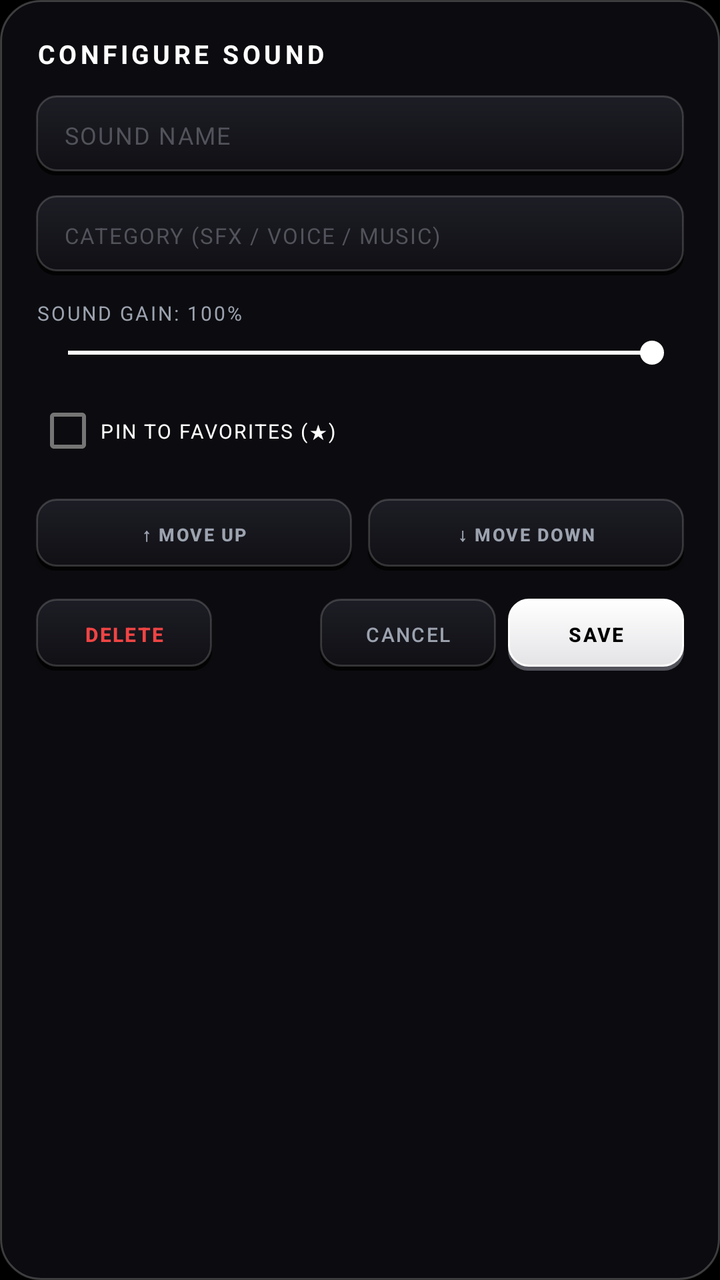
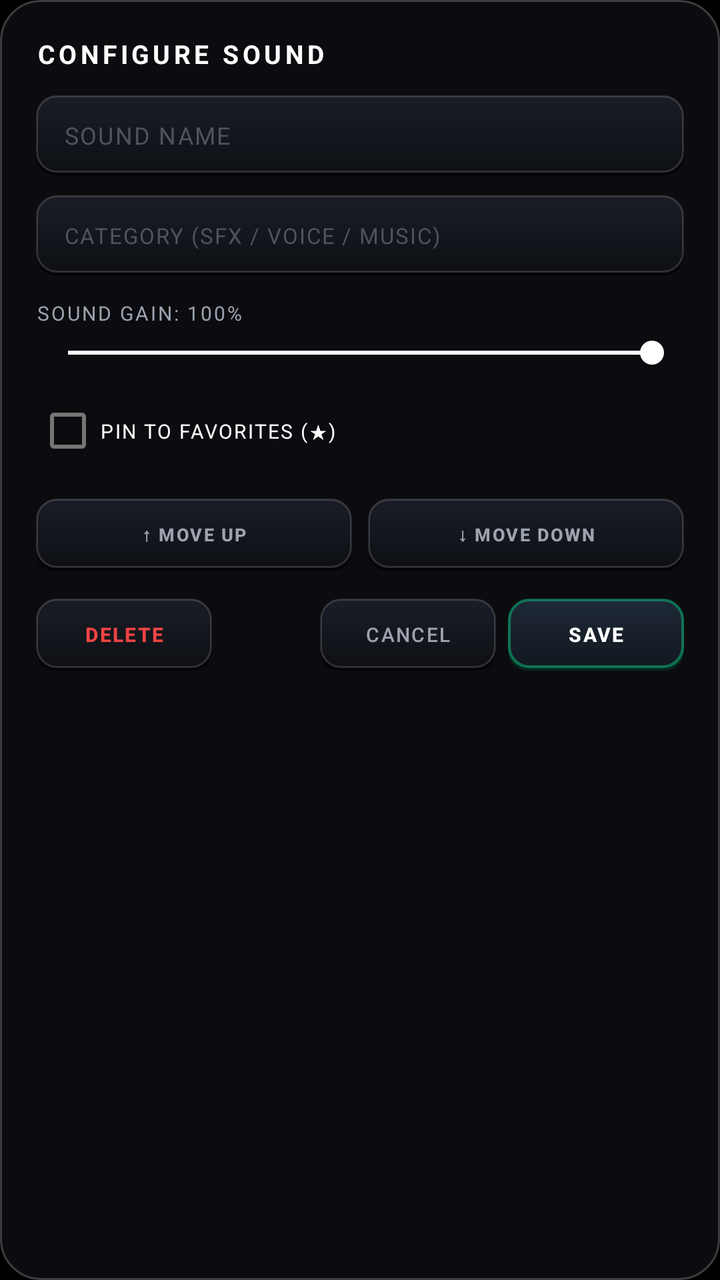

Before-and-after screenshots of an Android layout around one commit, followed by the original layout XML and the change that was made.
<!-- AndroidManifest.xml: application theme Theme.AuraSoundboard -->
<!-- res/layout/dialog_sound_edit.xml -->
<?xml version="1.0" encoding="utf-8"?>
<LinearLayout xmlns:android="http://schemas.android.com/apk/res/android"
    android:layout_width="match_parent"
    android:layout_height="wrap_content"
    android:background="@drawable/bg_glass_dialog"
    android:orientation="vertical"
    android:padding="18dp">

    <TextView
        android:layout_width="wrap_content"
        android:layout_height="wrap_content"
        android:letterSpacing="0.14"
        android:text="CONFIGURE SOUND"
        android:textAllCaps="true"
        android:textColor="@color/text_primary"
        android:textSize="13sp"
        android:textStyle="bold" />

    <EditText
        android:id="@+id/etEditSoundName"
        android:layout_width="match_parent"
        android:layout_height="40dp"
        android:layout_marginTop="12dp"
        android:background="@drawable/bg_3d_button"
        android:hint="SOUND NAME"
        android:inputType="textCapWords"
        android:letterSpacing="0.06"
        android:paddingHorizontal="14dp"
        android:singleLine="true"
        android:textColor="@color/text_primary"
        android:textColorHint="@color/text_muted"
        android:textSize="12sp" />

    <EditText
        android:id="@+id/etEditSoundCategory"
        android:layout_width="match_parent"
        android:layout_height="40dp"
        android:layout_marginTop="10dp"
        android:background="@drawable/bg_3d_button"
        android:hint="CATEGORY (SFX / VOICE / MUSIC)"
        android:inputType="textCapWords"
        android:letterSpacing="0.06"
        android:paddingHorizontal="14dp"
        android:singleLine="true"
        android:textColor="@color/text_primary"
        android:textColorHint="@color/text_muted"
        android:textSize="11sp" />

    <TextView
        android:id="@+id/tvEditVolumeValue"
        android:layout_width="wrap_content"
        android:layout_height="wrap_content"
        android:layout_marginTop="12dp"
        android:letterSpacing="0.1"
        android:text="SOUND GAIN: 100%"
        android:textAllCaps="true"
        android:textColor="@color/text_secondary"
        android:textSize="10sp" />

    <SeekBar
        android:id="@+id/seekEditVolume"
        android:layout_width="match_parent"
        android:layout_height="wrap_content"
        android:layout_marginTop="4dp"
        android:max="100"
        android:progress="100"
        android:progressTint="#FFFFFF"
        android:thumbTint="#FFFFFF" />

    <CheckBox
        android:id="@+id/cbEditFavorite"
        android:layout_width="match_parent"
        android:layout_height="wrap_content"
        android:layout_marginTop="6dp"
        android:letterSpacing="0.08"
        android:text="PIN TO FAVORITES (★)"
        android:textAllCaps="true"
        android:textColor="@color/text_primary"
        android:textSize="10sp" />

    <LinearLayout
        android:layout_width="match_parent"
        android:layout_height="wrap_content"
        android:layout_marginTop="10dp"
        android:orientation="horizontal">

        <androidx.appcompat.widget.AppCompatButton
            android:id="@+id/btnMoveUp"
            android:layout_width="0dp"
            android:layout_height="36dp"
            android:layout_marginEnd="4dp"
            android:layout_weight="1"
            android:background="@drawable/bg_3d_button"
            android:letterSpacing="0.08"
            android:text="↑ MOVE UP"
            android:textAllCaps="true"
            android:textColor="@color/text_secondary"
            android:textSize="9sp"
            android:textStyle="bold" />

        <androidx.appcompat.widget.AppCompatButton
            android:id="@+id/btnMoveDown"
            android:layout_width="0dp"
            android:layout_height="36dp"
            android:layout_marginStart="4dp"
            android:layout_weight="1"
            android:background="@drawable/bg_3d_button"
            android:letterSpacing="0.08"
            android:text="↓ MOVE DOWN"
            android:textAllCaps="true"
            android:textColor="@color/text_secondary"
            android:textSize="9sp"
            android:textStyle="bold" />
    </LinearLayout>

    <LinearLayout
        android:layout_width="match_parent"
        android:layout_height="wrap_content"
        android:layout_marginTop="14dp"
        android:gravity="center_vertical"
        android:orientation="horizontal">

        <androidx.appcompat.widget.AppCompatButton
            android:id="@+id/btnDeleteSound"
            android:layout_width="wrap_content"
            android:layout_height="36dp"
            android:background="@drawable/bg_3d_button"
            android:letterSpacing="0.08"
            android:paddingHorizontal="12dp"
            android:text="DELETE"
            android:textAllCaps="true"
            android:textColor="@color/accent_danger"
            android:textSize="10sp"
            android:textStyle="bold" />

        <View
            android:layout_width="0dp"
            android:layout_height="1dp"
            android:layout_weight="1" />

        <androidx.appcompat.widget.AppCompatButton
            android:id="@+id/btnCancelEdit"
            android:layout_width="wrap_content"
            android:layout_height="36dp"
            android:background="@drawable/bg_3d_button"
            android:letterSpacing="0.08"
            android:paddingHorizontal="12dp"
            android:text="CANCEL"
            android:textAllCaps="true"
            android:textColor="@color/text_secondary"
            android:textSize="10sp" />

        <androidx.appcompat.widget.AppCompatButton
            android:id="@+id/btnSaveEdit"
            android:layout_width="wrap_content"
            android:layout_height="36dp"
            android:layout_marginStart="6dp"
            android:background="@drawable/bg_3d_button_active"
            android:letterSpacing="0.08"
            android:paddingHorizontal="14dp"
            android:text="SAVE"
            android:textAllCaps="true"
            android:textColor="#000000"
            android:textSize="10sp"
            android:textStyle="bold" />
    </LinearLayout>
</LinearLayout>
<!-- resources referenced by this layout -->
<resources>
  <color name="accent_danger">#EF4444</color>
  <color name="text_muted">#52525B</color>
  <color name="text_primary">#FFFFFF</color>
  <color name="text_secondary">#9CA3AF</color>
  <!-- drawable bg_3d_button (drawable) -->
  <?xml version="1.0" encoding="utf-8"?>
  <layer-list xmlns:android="http://schemas.android.com/apk/res/android">
      <item android:top="2dp">
          <shape android:shape="rectangle">
              <solid android:color="#030304" />
              <corners android:radius="10dp" />
          </shape>
      </item>
      <item android:bottom="2dp">
          <shape android:shape="rectangle">
              <gradient
                  android:angle="270"
                  android:endColor="#101015"
                  android:startColor="#1D1D25" />
              <corners android:radius="10dp" />
              <stroke
                  android:width="1dp"
                  android:color="#2CFFFFFF" />
          </shape>
      </item>
  </layer-list>
  <!-- drawable bg_3d_button_active (drawable) -->
  <?xml version="1.0" encoding="utf-8"?>
  <layer-list xmlns:android="http://schemas.android.com/apk/res/android">
      <item android:top="2dp">
          <shape android:shape="rectangle">
              <solid android:color="#52525B" />
              <corners android:radius="10dp" />
          </shape>
      </item>
      <item android:bottom="2dp">
          <shape android:shape="rectangle">
              <gradient
                  android:angle="270"
                  android:endColor="#E4E4E7"
                  android:startColor="#FFFFFF" />
              <corners android:radius="10dp" />
              <stroke
                  android:width="1dp"
                  android:color="#FFFFFFFF" />
          </shape>
      </item>
  </layer-list>
  <!-- drawable bg_glass_dialog (drawable) -->
  <?xml version="1.0" encoding="utf-8"?>
  <shape xmlns:android="http://schemas.android.com/apk/res/android"
      android:shape="rectangle">
      <solid android:color="@color/bg_dialog_solid" />
      <corners android:radius="20dp" />
      <stroke
          android:width="1dp"
          android:color="@color/glass_border_highlight" />
  </shape>
  <style name="Theme.AuraSoundboard" parent="Theme.MaterialComponents.DayNight.NoActionBar">
          <item name="colorPrimary">@color/accent_cyan</item>
          <item name="colorPrimaryVariant">@color/accent_indigo</item>
          <item name="colorSecondary">@color/accent_cyan</item>
          <item name="android:windowBackground">@color/bg_obsidian_deep</item>
          <item name="android:statusBarColor">@color/bg_obsidian_deep</item>
          <item name="android:navigationBarColor">@color/bg_obsidian_deep</item>
          <item name="android:textColorPrimary">@color/text_primary</item>
          <item name="android:textColorSecondary">@color/text_secondary</item>
      </style>
  <color name="bg_dialog_solid">#0C0C10</color>
  <color name="glass_border_highlight">#38FFFFFF</color>
  <color name="accent_cyan">#FFFFFF</color>
  <color name="accent_indigo">#E4E4E7</color>
  <color name="bg_obsidian_deep">#000000</color>
</resources>

<!-- the commit's change to res/layout/dialog_sound_edit.xml (unified diff, before → after) -->
@@ -160,7 +160,7 @@
             android:paddingHorizontal="14dp"
             android:text="SAVE"
             android:textAllCaps="true"
-            android:textColor="#000000"
+            android:textColor="#FFFFFF"
             android:textSize="10sp"
             android:textStyle="bold" />
     </LinearLayout>
<!-- resource entries referenced after the edit -->
@@ -7,44 +7,48 @@
   <!-- drawable bg_3d_button (drawable) -->
   <?xml version="1.0" encoding="utf-8"?>
   <layer-list xmlns:android="http://schemas.android.com/apk/res/android">
-      <item android:top="2dp">
+      
+      <item android:top="1.5dp">
           <shape android:shape="rectangle">
-              <solid android:color="#030304" />
+              <solid android:color="#040406" />
               <corners android:radius="10dp" />
           </shape>
       </item>
-      <item android:bottom="2dp">
+      
+      <item android:bottom="1.5dp">
           <shape android:shape="rectangle">
               <gradient
                   android:angle="270"
-                  android:endColor="#101015"
-                  android:startColor="#1D1D25" />
+                  android:endColor="#0E1015"
+                  android:startColor="#1A1D26" />
               <corners android:radius="10dp" />
               <stroke
                   android:width="1dp"
-                  android:color="#2CFFFFFF" />
+                  android:color="#28FFFFFF" />
           </shape>
       </item>
   </layer-list>
   <!-- drawable bg_3d_button_active (drawable) -->
   <?xml version="1.0" encoding="utf-8"?>
   <layer-list xmlns:android="http://schemas.android.com/apk/res/android">
-      <item android:top="2dp">
+      
+      <item android:top="1.5dp">
           <shape android:shape="rectangle">
-              <solid android:color="#52525B" />
+              <solid android:color="#06281E" />
               <corners android:radius="10dp" />
           </shape>
       </item>
-      <item android:bottom="2dp">
+      
+      <item android:bottom="1.5dp">
           <shape android:shape="rectangle">
               <gradient
                   android:angle="270"
-                  android:endColor="#E4E4E7"
-                  android:startColor="#FFFFFF" />
+                  android:endColor="#121820"
+                  android:startColor="#1F2937" />
               <corners android:radius="10dp" />
               <stroke
-                  android:width="1dp"
-                  android:color="#FFFFFFFF" />
+                  android:width="1.2dp"
+                  android:color="#8810B981" />
           </shape>
       </item>
   </layer-list>
